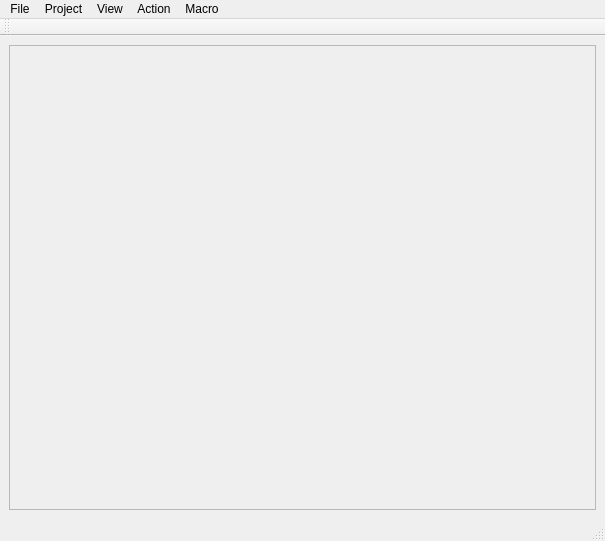
This is ui/main_win.ui in eugeneai/dispersive as Qt 5 draws it before an edit. The edited form follows.
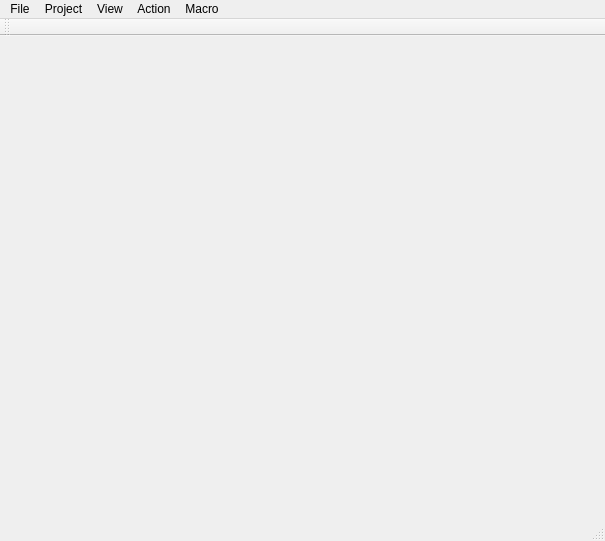
This is the edited form.

Commit message: First try to make dynamic user interface. Segmentation fault.

```diff
--- a/ui/main_win.ui
+++ b/ui/main_win.ui
@@ -18,10 +18,13 @@
     <item>
      <widget class="QFrame" name="frame">
       <property name="frameShape">
-       <enum>QFrame::StyledPanel</enum>
+       <enum>QFrame::NoFrame</enum>
       </property>
       <property name="frameShadow">
-       <enum>QFrame::Raised</enum>
+       <enum>QFrame::Plain</enum>
+      </property>
+      <property name="lineWidth">
+       <number>0</number>
       </property>
      </widget>
     </item>
```
Left out of the diff: 2 changed lines with no effect on the pictures. The commit also changes 4 other files.
